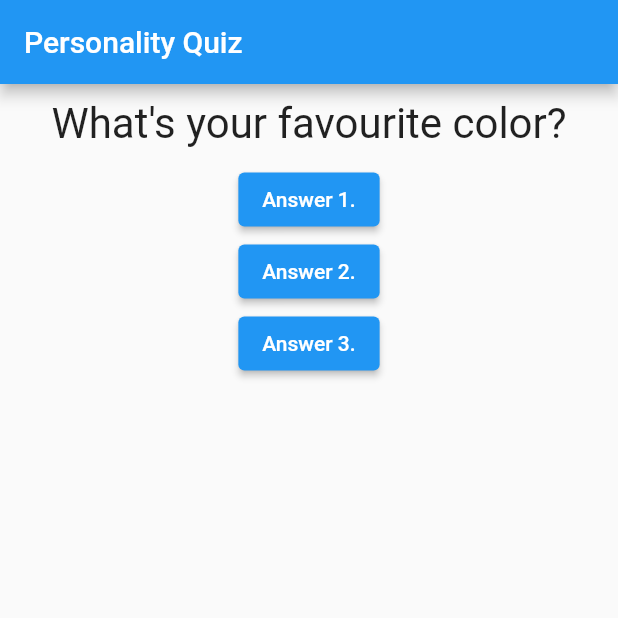
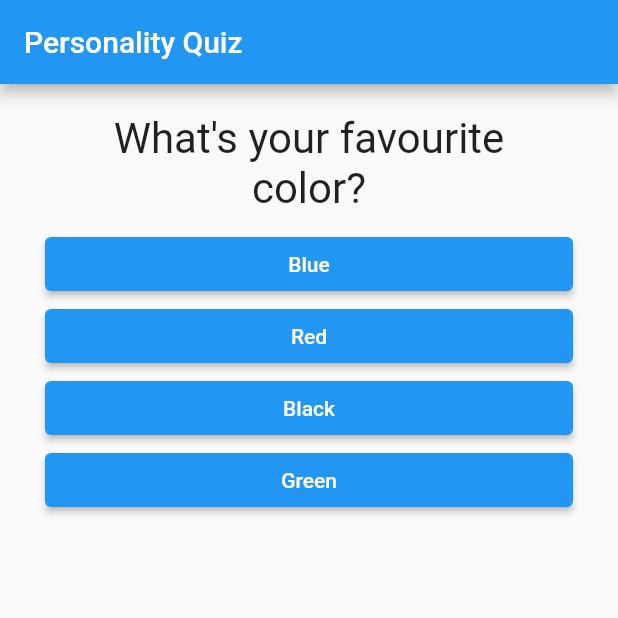
Before and after one commit to HelenaKeller/flutter-learning, a Flutter app: the screen it shows after launch, on a phone screen of 412 x 824 dp, the top half of it. Run offline on Flutter 3.47's test engine with Material 2 defaults, Android fonts, the phone set to English and light mode, and no system bars.

Commit message:
crash_course: added answer widget and some further progress

```diff
--- /dev/null
+++ b/crash_course/lib/answer.dart
@@ -0,0 +1,21 @@
+import 'package:flutter/material.dart';
+
+class Answer extends StatelessWidget {
+  final VoidCallback selectHandler;
+  final String answerText;
+
+  //const Answer({Key? key}) : super(key: key);
+
+  Answer(this.selectHandler, this.answerText);
+
+  @override
+  Widget build(BuildContext context) {
+    return Container(
+      width: double.infinity,
+      child: ElevatedButton(
+        onPressed: selectHandler,
+        child: Text(answerText),
+      ),
+    );
+  }
+}
--- a/crash_course/lib/main.dart
+++ b/crash_course/lib/main.dart
@@ -1,6 +1,7 @@
 import 'package:flutter/material.dart';
 
 import './question.dart';
+import './answer.dart';
 
 void main() {
   runApp(MyApp());
@@ -20,39 +21,72 @@ class _MyAppState extends State<MyApp> {
     setState(() {
       _questionIndex = _questionIndex + 1;
     });
-    print(_questionIndex);
   }
 
   @override
   Widget build(BuildContext context) {
-    var questions = [
-      'What\'s your favourite color?',
-      'What\'s your favourite animal?',
-    ];
-
     return MaterialApp(
       home: Scaffold(
         appBar: AppBar(
           title: const Text('Personality Quiz'),
         ),
-        body: Column(children: [
-          Question(
-            questions[_questionIndex],
+        body: Padding(
+          padding: const EdgeInsets.symmetric(
+            vertical: 10,
+            horizontal: 30,
           ),
-          ElevatedButton(
-            onPressed: _answerQuestion,
-            child: const Text('Answer 1.'),
+          child: Column(
+            children: [
+              Question(
+                questionAndAnswers[_questionIndex].questionText,
+              ),
+              ...(questionAndAnswers[_questionIndex].answers)
+                  .map((answer) => Answer(_answerQuestion, answer))
+                  .toList(),
+            ],
           ),
-          ElevatedButton(
-            onPressed: _answerQuestion,
-            child: const Text('Answer 2.'),
-          ),
-          ElevatedButton(
-            onPressed: _answerQuestion,
-            child: const Text('Answer 3.'),
-          ),
-        ]),
+        ),
       ),
     );
   }
 }
+
+const questionAndAnswers = <QuestionAndAnswers>[
+  QuestionAndAnswers(
+    questionText: 'What\'s your favourite color?',
+    answers: [
+      'Blue',
+      'Red',
+      'Black',
+      'Green',
+    ],
+  ),
+  QuestionAndAnswers(
+    questionText: 'What\'s your favourite animal?',
+    answers: [
+      'Dog',
+      'Cat',
+      'Snake',
+      'Rabbit',
+    ],
+  ),
+  QuestionAndAnswers(
+    questionText: 'What\'s your favourite instrument?',
+    answers: [
+      'Piano',
+      'Flute',
+      'Guitar',
+      'Violin',
+    ],
+  ),
+];
+
+class QuestionAndAnswers {
+  const QuestionAndAnswers({
+    required this.questionText,
+    required this.answers,
+  });
+
+  final String questionText;
+  final List<String> answers;
+}
```
